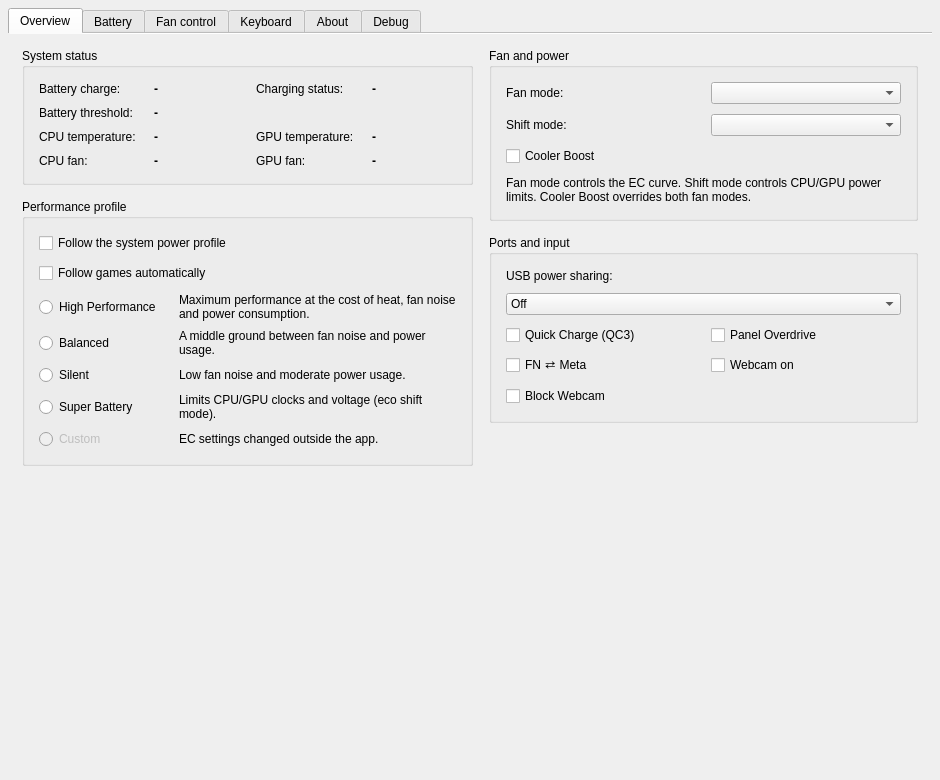
First picture: the form in src/mainwindow.ui, repository gouwschristo/MControlCenter, before the edit.
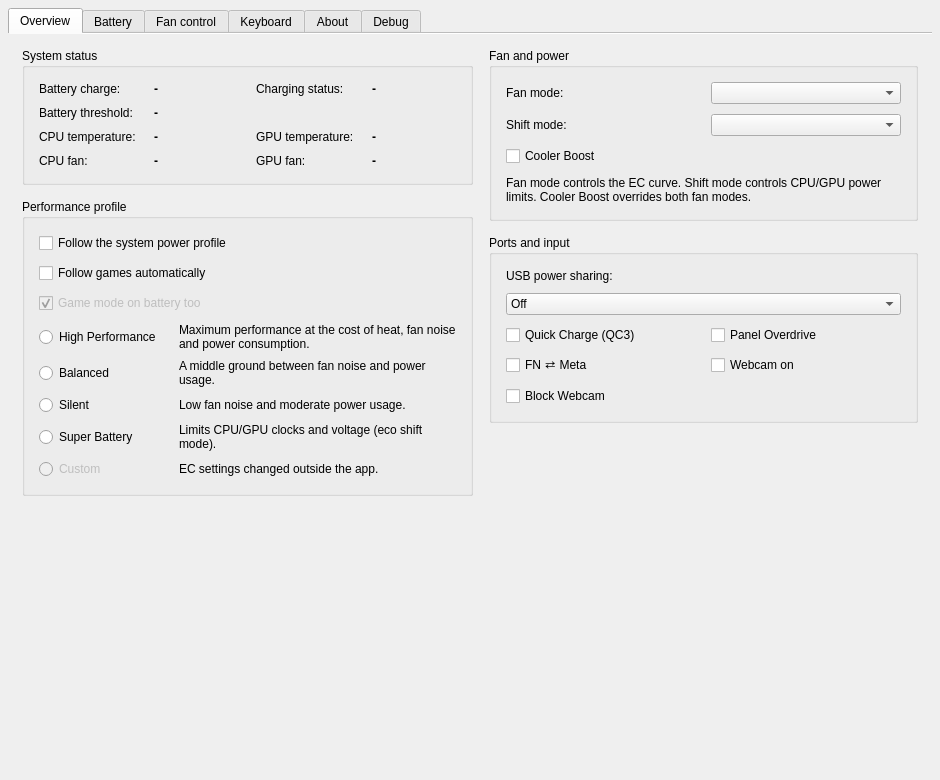
Second picture: the form after the edit. Icons and pictures are not drawn.

Commit message: ng: layer game detection over AC/DC profiles

The edit to the form file:
```diff
--- a/src/mainwindow.ui
+++ b/src/mainwindow.ui
@@ -370,6 +370,22 @@
                    </property>
                   </widget>
                  </item>
+                 <item>
+                  <widget class="QCheckBox" name="gameModeOnBatteryCheckBox">
+                   <property name="enabled">
+                    <bool>false</bool>
+                   </property>
+                   <property name="text">
+                    <string>Game mode on battery too</string>
+                   </property>
+                   <property name="toolTip">
+                    <string>When enabled, a running game forces High Performance even on battery. When disabled, a game only overrides the profile while the charger is connected; on battery the AC/DC or manual profile is kept.</string>
+                   </property>
+                   <property name="checked">
+                    <bool>true</bool>
+                   </property>
+                  </widget>
+                 </item>
                  <item>
                   <widget class="QWidget" name="modeFormWidget" native="true">
                    <layout class="QGridLayout" name="modeFormLayout">
```
The commit also changes 2 other files.
